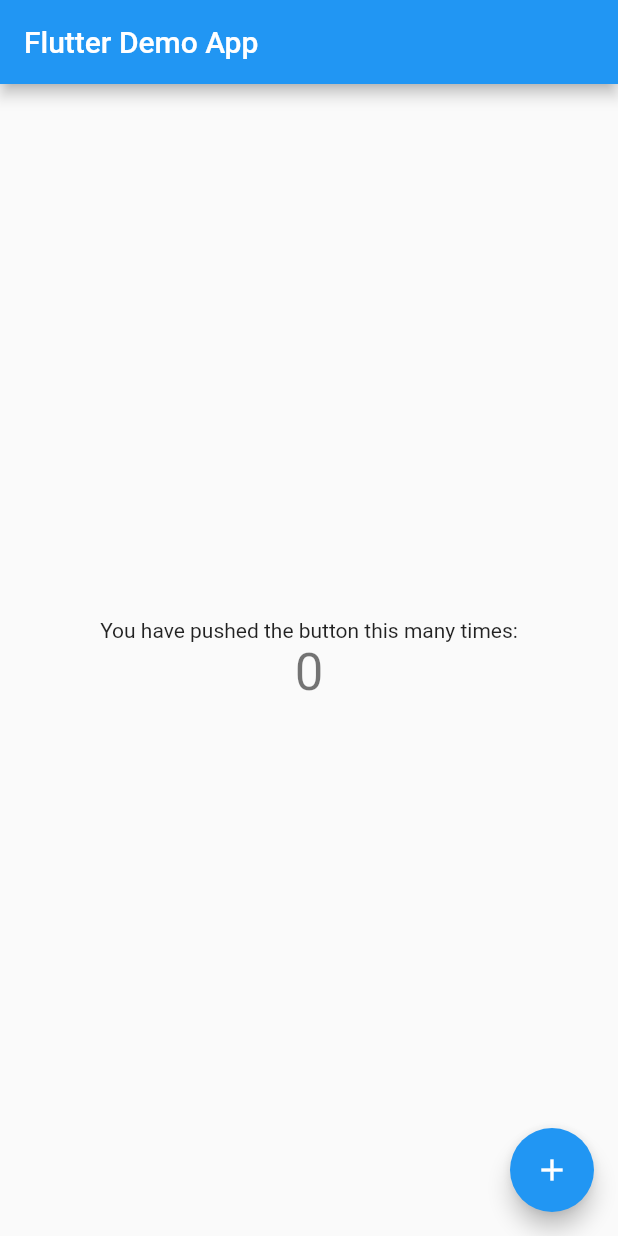
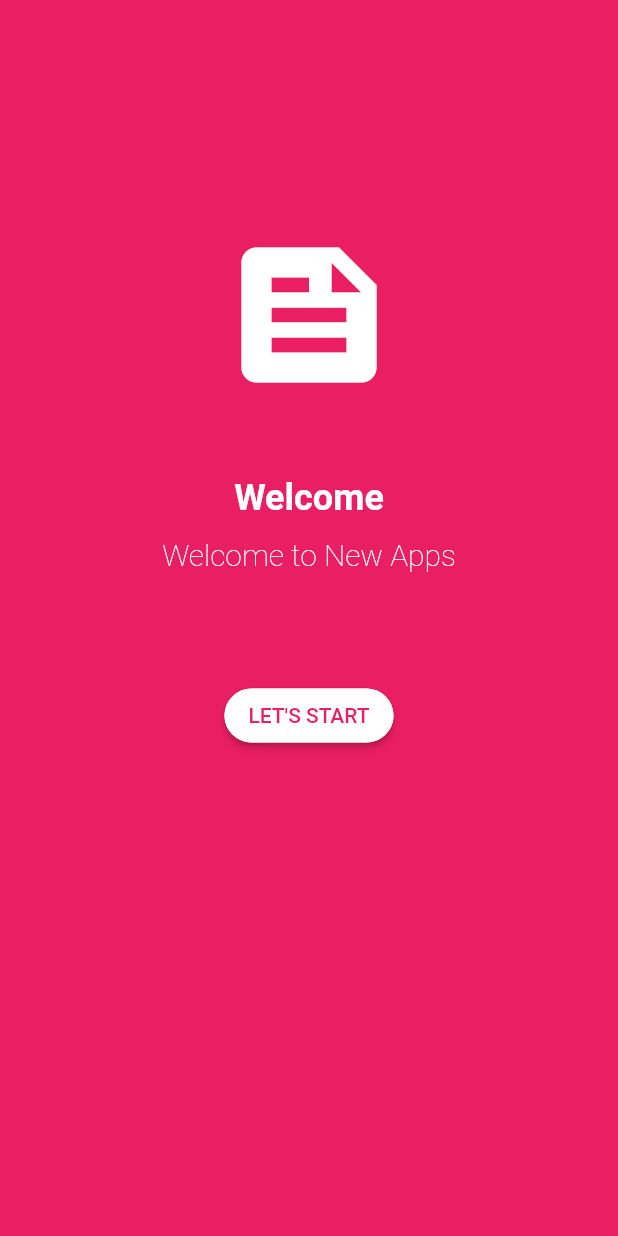
Before and after one commit to rikiyanuar/newapps, a Flutter app: the screen it shows after launch, on a phone screen of 412 x 824 dp. Run offline on Flutter 3.47's test engine with Material 2 defaults, Android fonts, the phone set to English and light mode, and no system bars; our stand-ins replace firebase_auth, firebase_core; accounts and stored records are empty.

```diff
--- a/lib/main.dart
+++ b/lib/main.dart
@@ -1,7 +1,7 @@
-import 'package:firebase_auth/firebase_auth.dart';
 import 'package:flutter/material.dart';
 import 'package:firebase_core/firebase_core.dart';
 import 'package:newapps/app_constant.dart';
+import 'package:newapps/splash_screen.dart';
 
 main() async {
   WidgetsFlutterBinding.ensureInitialized();
@@ -14,8 +14,6 @@ main() async {
         messagingSenderId: "388765248192",
         projectId: "stimik-1116a"),
   );
-
-  await FirebaseAuth.instance.useAuthEmulator('localhost', 9099);
 
   runApp(const MyApp());
 }
@@ -30,54 +28,7 @@ class MyApp extends StatelessWidget {
       theme: ThemeData(
         primarySwatch: Colors.blue,
       ),
-      home: const MyHomePage(title: 'Flutter Demo App'),
+      home: const SplashScreen(),
     );
   }
 }
-
-class MyHomePage extends StatefulWidget {
-  const MyHomePage({super.key, required this.title});
-
-  final String title;
-
-  @override
-  State<MyHomePage> createState() => _MyHomePageState();
-}
-
-class _MyHomePageState extends State<MyHomePage> {
-  int _counter = 0;
-
-  void _incrementCounter() {
-    setState(() {
-      _counter++;
-    });
-  }
-
-  @override
-  Widget build(BuildContext context) {
-    return Scaffold(
-      appBar: AppBar(
-        title: Text(widget.title),
-      ),
-      body: Center(
-        child: Column(
-          mainAxisAlignment: MainAxisAlignment.center,
-          children: <Widget>[
-            const Text(
-              'You have pushed the button this many times:',
-            ),
-            Text(
-              '$_counter',
-              style: Theme.of(context).textTheme.headline4,
-            ),
-          ],
-        ),
-      ),
-      floatingActionButton: FloatingActionButton(
-        onPressed: _incrementCounter,
-        tooltip: 'Increment',
-        child: const Icon(Icons.add),
-      ),
-    );
-  }
-}
--- /dev/null
+++ b/lib/splash_screen.dart
@@ -0,0 +1,68 @@
+import 'package:flutter/material.dart';
+import 'package:newapps/login_screen.dart';
+
+class SplashScreen extends StatefulWidget {
+  const SplashScreen({super.key});
+
+  @override
+  State<SplashScreen> createState() => _SplashScreenState();
+}
+
+class _SplashScreenState extends State<SplashScreen> {
+  @override
+  Widget build(BuildContext context) {
+    return Scaffold(
+      backgroundColor: Colors.pink,
+      body: Center(
+        child: Column(children: [
+          const SizedBox(height: 150),
+          const Icon(
+            Icons.feed,
+            size: 120,
+            color: Colors.white,
+          ),
+          const SizedBox(height: 48),
+          const Text(
+            "Welcome",
+            style: TextStyle(
+              color: Colors.white,
+              fontSize: 24,
+              fontWeight: FontWeight.bold,
+            ),
+          ),
+          const SizedBox(height: 12),
+          const Text(
+            "Welcome to New Apps",
+            style: TextStyle(
+              color: Colors.white,
+              fontSize: 20,
+              fontWeight: FontWeight.w100,
+            ),
+          ),
+          const SizedBox(height: 72),
+          ElevatedButton(
+            onPressed: () {
+              Navigator.push(
+                context,
+                MaterialPageRoute(
+                  builder: (context) => const LoginScreen(),
+                ),
+              );
+            },
+            style: ButtonStyle(
+              backgroundColor: const MaterialStatePropertyAll(Colors.white),
+              foregroundColor: const MaterialStatePropertyAll(Colors.pink),
+              shape: MaterialStateProperty.all<RoundedRectangleBorder>(
+                RoundedRectangleBorder(
+                  borderRadius: BorderRadius.circular(25),
+                  side: const BorderSide(color: Colors.white),
+                ),
+              ),
+            ),
+            child: const Text("LET'S START"),
+          )
+        ]),
+      ),
+    );
+  }
+}
```
Also changed, not shown: lib/login_screen.dart (added, +168 -0 lines), lib/register_screen.dart (added, +182 -0 lines).
